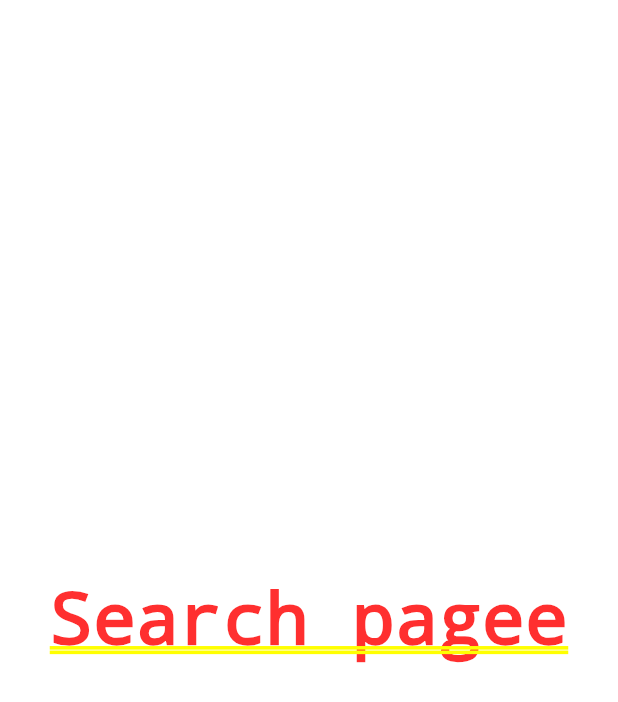
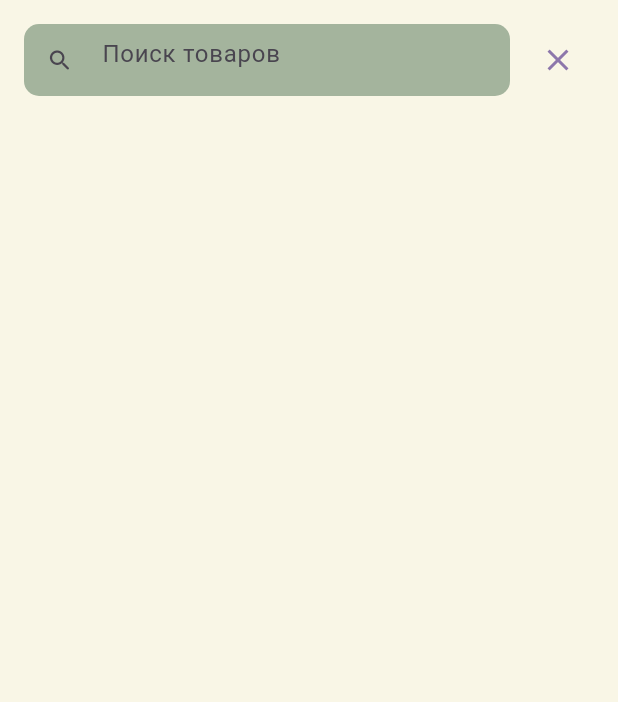
Before and after one commit to johnStuart00/mata_online_market, a Flutter app: the MyHomePage screen opened by its route, after a tap on "Поиск товаров", on a phone screen of 412 x 824 dp. Shown: the top 702 px of the screen. Run offline on Flutter 3.47's test engine with Material 3 defaults, Android fonts, the phone set to English and light mode, and no system bars; our stand-ins replace adaptive_theme, carousel_slider, dot_navigation_bar, get, introduction_screen, shared_preferences and 1 more; accounts and stored records are empty; generated files the repository leaves out were written again; network calls fail.

Commit message:
Search screen is almost done

```diff
--- a/lib/config/routes/route_helper.dart
+++ b/lib/config/routes/route_helper.dart
@@ -2,11 +2,13 @@
 import 'package:get/get.dart';
 import 'package:mata_online_market/features/main_screen/presentation/main_screen.dart';
 import 'package:mata_online_market/features/introduction_screen/presentation/introduction_screen.dart';
+import 'package:mata_online_market/features/search_screen/presentation/search_screen.dart';
 
 class RouteHelper {
   //Route names
   static const String initialRoute = '/';
   static const String introductionScreen = '/introductionScreen';
+  static const String searchScreen = '/searchScreen';
 
   //Route path getters
   static String getInitialRoute() => initialRoute;
@@ -24,5 +26,10 @@ class RouteHelper {
       page: () => const IntroductionsScreen(),
       transition: Transition.fadeIn,
     ),
+    GetPage(
+      name: searchScreen,
+      page: () => const SearchScreen(),
+      transition: Transition.fadeIn,
+    ),
   ];
 }
--- a/lib/core/widgets/icon_container_widget.dart
+++ b/lib/core/widgets/icon_container_widget.dart
@@ -25,6 +25,7 @@ class IconWidget extends StatelessWidget {
           ),
           boxShadow: [
             BoxShadow(
+              // ignore: deprecated_member_use
               color: Theme.of(context).shadowColor.withOpacity(0.1),
               blurRadius: 3.0,
               spreadRadius: 0.5,
--- a/lib/core/widgets/search_field_widget.dart
+++ b/lib/core/widgets/search_field_widget.dart
@@ -14,8 +14,7 @@ class SearchFieldWidget extends StatefulWidget {
 class _SearchFieldWidgetState extends State<SearchFieldWidget> {
   @override
   Widget build(BuildContext context) {
-    return SizedBox(
-      child: Container(
+    return Container(
       decoration: BoxDecoration(
         color: Theme.of(context).cardColor,
         borderRadius: BorderRadius.circular(10),
@@ -25,7 +24,10 @@ class _SearchFieldWidgetState extends State<SearchFieldWidget> {
           fillColor: Theme.of(context).cardColor,
           border: InputBorder.none,
           hintText: AppLocalizations.of(context)!.harytlaryGozlan,
-            prefixIcon: const Icon(AppIcons.search),
+          prefixIcon: const Icon(
+            AppIcons.search,
+            size: 18,
+          ),
           // suffix: SizedBox(
           //   width: 105,
           //   child: Row(
@@ -45,7 +47,6 @@ class _SearchFieldWidgetState extends State<SearchFieldWidget> {
           // ),
         ),
       ),
-      ),
     );
   }
 }
--- a/lib/features/home_screen/presentation/home_screen.dart
+++ b/lib/features/home_screen/presentation/home_screen.dart
@@ -9,7 +9,6 @@ import 'package:mata_online_market/core/widgets/middle_text_widget.dart';
 import 'package:mata_online_market/core/widgets/new_products_container_widget.dart';
 import 'package:mata_online_market/core/widgets/product_container_widget.dart';
 import 'package:mata_online_market/core/widgets/small_text_widget.dart';
-import 'package:mata_online_market/features/search_screen/presentation/search_screen.dart';
 import 'package:flutter_gen/gen_l10n/app_localizations.dart';
 
 class HomeScreen extends StatefulWidget {
@@ -33,6 +32,7 @@ class _HomeScreenState extends State<HomeScreen> {
           const SliverAppBar(
             pinned: true,
             expandedHeight: 30,
+            automaticallyImplyLeading: false,
             flexibleSpace: FlexibleSpaceBar(
               title: _AppBarField(),
             ),
@@ -173,7 +173,7 @@ class _HomeScreenState extends State<HomeScreen> {
                     text: AppLocalizations.of(context)!.hemmesi,
                   ),
                   Container(
-                    padding: EdgeInsets.all(8.0),
+                    padding: AppSpacing.smallPadding,
                     decoration: BoxDecoration(
                       color: Theme.of(context)
                           .bottomNavigationBarTheme
@@ -189,6 +189,7 @@ class _HomeScreenState extends State<HomeScreen> {
                       ),
                       boxShadow: [
                         BoxShadow(
+                          // ignore: deprecated_member_use
                           color: Theme.of(context).shadowColor.withOpacity(0.1),
                           blurRadius: 3.0,
                           spreadRadius: 0.5,
@@ -346,7 +347,7 @@ class _SearchField extends StatelessWidget {
       padding: AppSpacing.widgetHorizontalPadding,
       child: GestureDetector(
           onTap: () {
-            Get.to(() => const SearchScreen());
+            Get.toNamed('/searchScreen');
           },
           child: Container(
             padding: AppSpacing.cardPadding,
--- a/lib/features/main_screen/presentation/main_screen.dart
+++ b/lib/features/main_screen/presentation/main_screen.dart
@@ -19,6 +19,7 @@ class _MyHomePageState extends State<MyHomePage> {
     });
   }
 
+  @override
   Widget build(BuildContext context) {
     return Scaffold(
       backgroundColor: Theme.of(context).scaffoldBackgroundColor,
@@ -54,6 +55,7 @@ class _MyHomePageState extends State<MyHomePage> {
                 splashBorderRadius: 50,
                 boxShadow: [
                   BoxShadow(
+                    // ignore: deprecated_member_use
                     color: Theme.of(context).shadowColor.withOpacity(0.3),
                     blurRadius: 8,
                     spreadRadius: 0.5,
--- a/lib/features/search_screen/presentation/search_screen.dart
+++ b/lib/features/search_screen/presentation/search_screen.dart
@@ -1,10 +1,37 @@
 import 'package:flutter/material.dart';
+import 'package:get/get.dart';
+import 'package:mata_online_market/core/widgets/search_field_widget.dart';
 
 class SearchScreen extends StatelessWidget {
   const SearchScreen({super.key});
 
   @override
   Widget build(BuildContext context) {
-    return const Center(child: Text('Search pagee'));
+    return Scaffold(
+      body: Padding(
+        padding: const EdgeInsets.all(16.0),
+        child: Column(
+          children: [
+            Row(
+              children: [
+                // Search Field
+                const Expanded(
+                  child: SearchFieldWidget(),
+                ),
+                const SizedBox(width: 8.0),
+                // Clear Button
+                IconButton(
+                  icon: const Icon(Icons.close),
+                  onPressed: () {
+                    Get.toNamed('/', preventDuplicates: true);
+                  },
+                ),
+              ],
+            ),
+            // Additional UI or search results can be added here
+          ],
+        ),
+      ),
+    );
   }
 }
```
Lines whose indentation alone changed are shown as unchanged.
